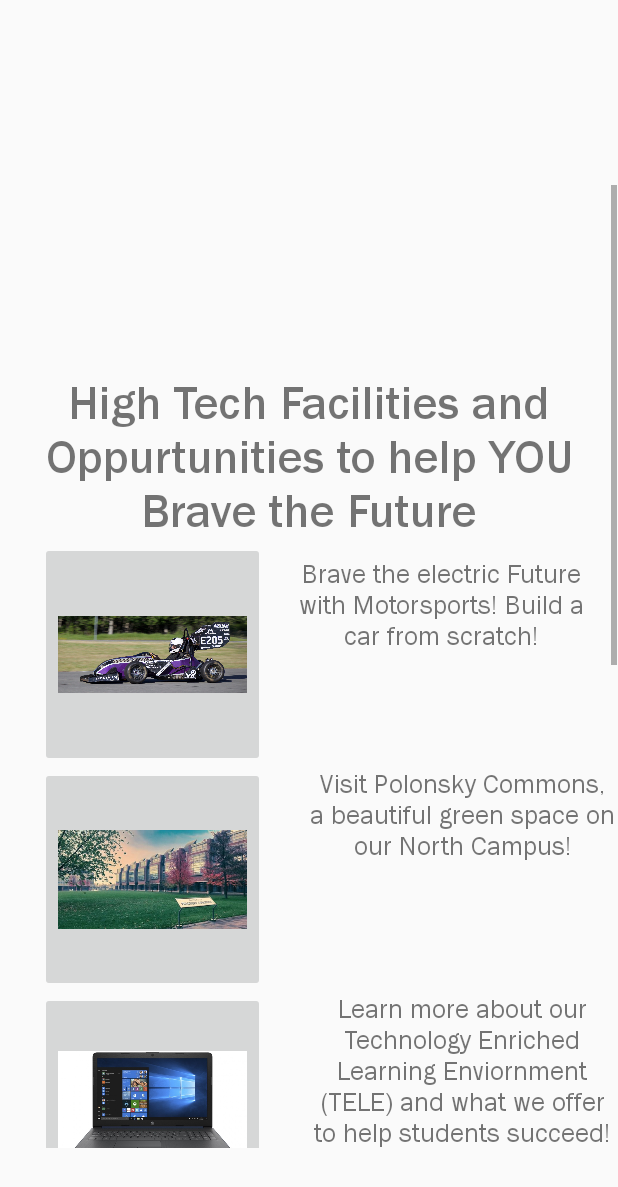
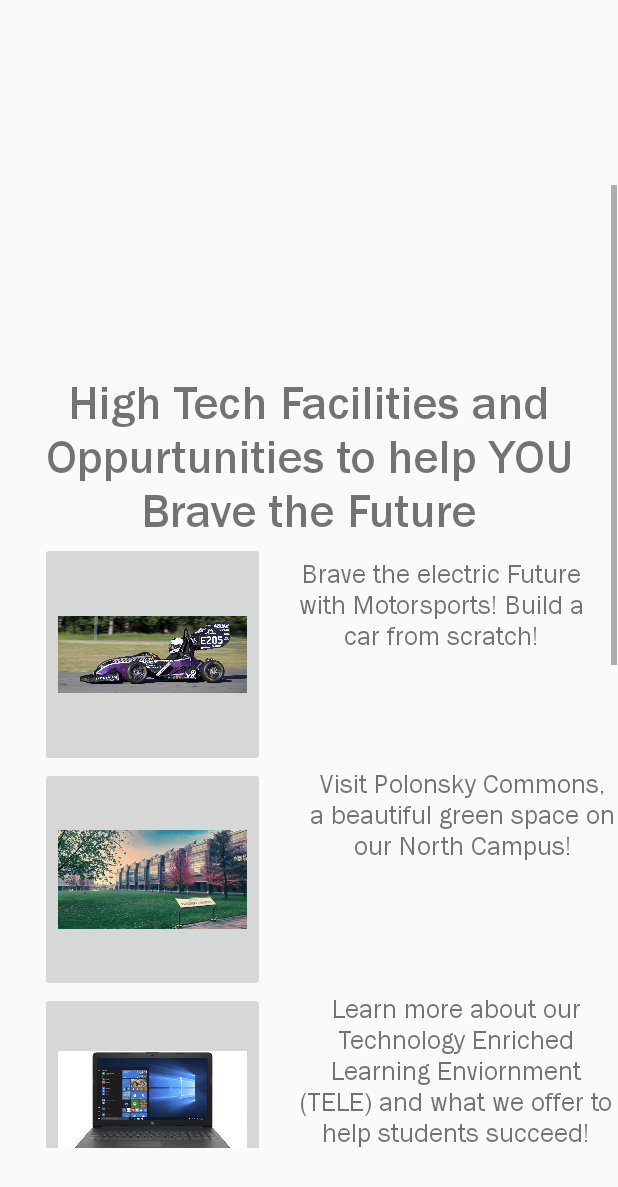
Before and after one commit to bravethefutureteam/BraveTheFuture, an Android app: the layout techfocus.xml on its own in the app's theme, with its tools: preview values and no code run, on a phone screen of 412 x 824 dp. Shown: the top 1187 px of the screen. Run offline under Robolectric (Android 15) with nearby library versions, the phone set to English and light mode, and no system bars.

Commit message:
Potential Fix for tech paragraph

```diff
--- a/MyApplication/app/src/main/res/layout/techfocus.xml
+++ b/MyApplication/app/src/main/res/layout/techfocus.xml
@@ -114,9 +114,9 @@
 
                     <TextView
                         android:id="@+id/text9"
-                        android:layout_width="315dp"
-                        android:layout_height="match_parent"
-                        android:layout_marginLeft="28dp"
+                        android:layout_width="wrap_content"
+                        android:layout_height="wrap_content"
+                        android:layout_marginLeft="20dp"
                         android:layout_weight="1"
                         android:fontFamily="@font/franklin_gothic_book_regular"
                         android:textAlignment="center"
```
